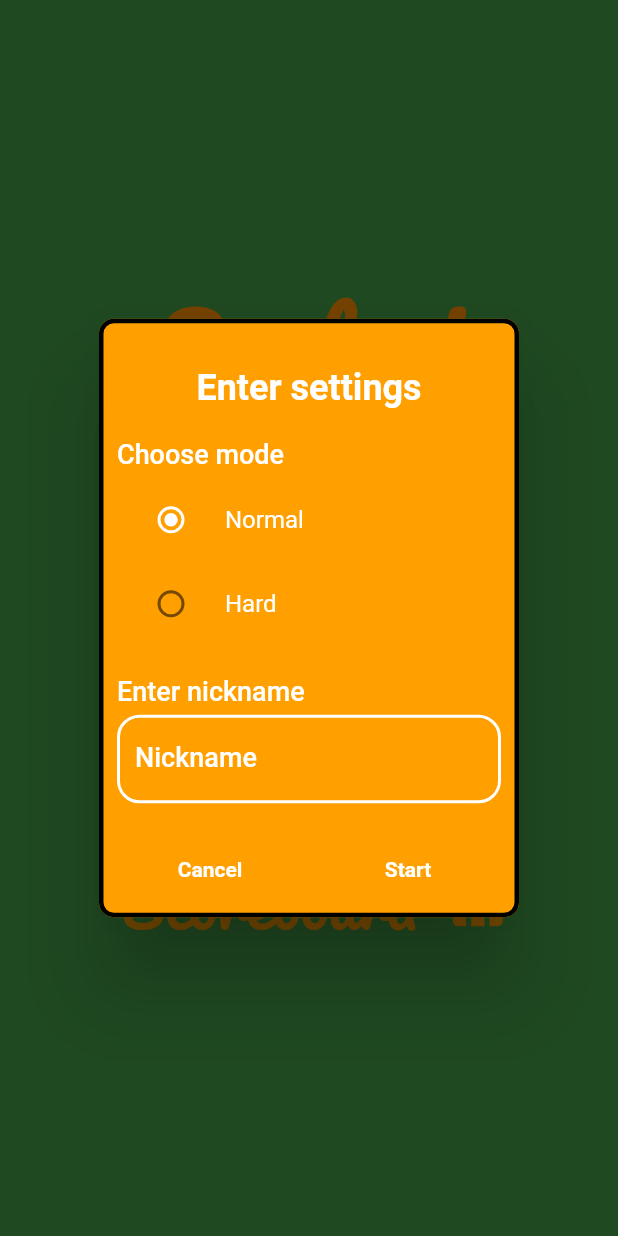
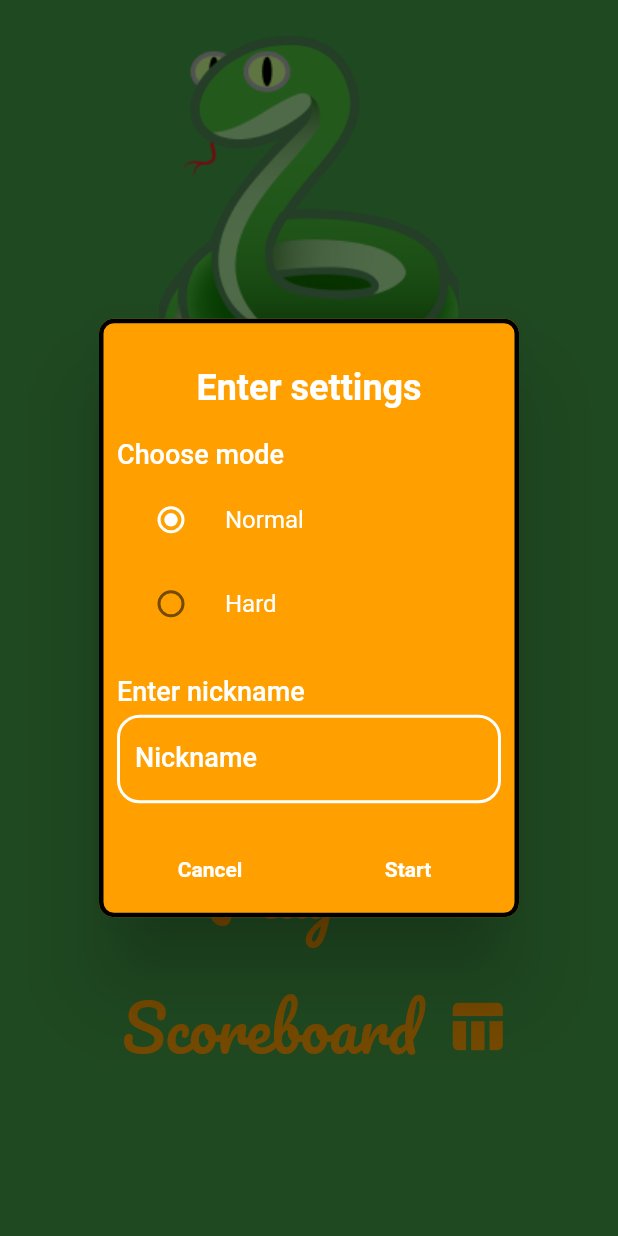
Before and after one commit to BartoszRudnik/snake_flutter, a Flutter app: the screen it shows after launch, after a tap on "Play", on a phone screen of 412 x 824 dp. Run offline on Flutter 3.47's test engine with Material 2 defaults, Android fonts, the phone set to English and light mode, and no system bars; our stand-ins replace assets_audio_player, google_fonts, sensors_plus, shared_preferences; missing offline and left inert: flutter_vibrate.

Commit message:
dodanie loga snake na ekranie poczatkowym

```diff
--- a/lib/entry_screen.dart
+++ b/lib/entry_screen.dart
@@ -35,10 +35,27 @@ class _EntryScreenState extends State<EntryScreen> {
         builder: (ctx, loadingResult) => loadingResult.connectionState == ConnectionState.waiting
             ? const CircularProgressIndicator()
             : SafeArea(
+                child: SingleChildScrollView(
+                  child: SizedBox(
+                    height: MediaQuery.of(context).size.height,
                     child: Column(
-                  mainAxisAlignment: MainAxisAlignment.spaceEvenly,
+                      mainAxisAlignment: MainAxisAlignment.spaceAround,
                       children: [
-                    Text(
+                        Expanded(
+                          child: Padding(
+                            padding: const EdgeInsets.only(top: 16.0),
+                            child: SizedBox(
+                              width: 200,
+                              height: 200,
+                              child: Image.asset(
+                                "assets/images/snake_logo2.png",
+                                fit: BoxFit.cover,
+                              ),
+                            ),
+                          ),
+                        ),
+                        Expanded(
+                          child: Text(
                             "Snake !",
                             style: GoogleFonts.pacifico(
                               textStyle: TextStyle(
@@ -48,7 +65,9 @@ class _EntryScreenState extends State<EntryScreen> {
                               ),
                             ),
                           ),
-                    Column(
+                        ),
+                        Flexible(
+                          child: Column(
                             children: [
                               Row(
                                 mainAxisAlignment: MainAxisAlignment.center,
@@ -114,7 +133,10 @@ class _EntryScreenState extends State<EntryScreen> {
                               ),
                             ],
                           ),
+                        ),
                       ],
+                    ),
+                  ),
                 ),
               ),
       ),
--- a/lib/utils/start_game_dialog.dart
+++ b/lib/utils/start_game_dialog.dart
@@ -38,11 +38,13 @@ class StartGameDialog {
               ),
             ),
             contentPadding: const EdgeInsets.all(12),
-            content: Column(
+            content: SingleChildScrollView(
+              child: Column(
                 mainAxisSize: MainAxisSize.min,
                 mainAxisAlignment: MainAxisAlignment.spaceAround,
                 children: [
-                Column(
+                  Flexible(
+                    child: Column(
                       children: [
                         const Align(
                           alignment: Alignment.centerLeft,
@@ -86,8 +88,10 @@ class StartGameDialog {
                         ),
                       ],
                     ),
+                  ),
                   const SizedBox(height: 20),
-                Column(
+                  Flexible(
+                    child: Column(
                       children: [
                         const Align(
                           alignment: Alignment.centerLeft,
@@ -118,7 +122,9 @@ class StartGameDialog {
                         ),
                       ],
                     ),
+                  ),
                 ],
+              ),
             ),
             actionsAlignment: MainAxisAlignment.spaceAround,
             actions: [
--- a/pubspec.yaml
+++ b/pubspec.yaml
@@ -33,6 +33,8 @@ flutter:
   assets:
     - assets/audios/back.mp3
     - assets/audios/lose.mp3
+    - assets/images/snake_logo.png
+    - assets/images/snake_logo2.png
 
   # example:
   # fonts:
```
Also changed, not shown: assets/images/snake_logo.png (added), assets/images/snake_logo2.png (added). Lines whose indentation alone changed are shown as unchanged.
